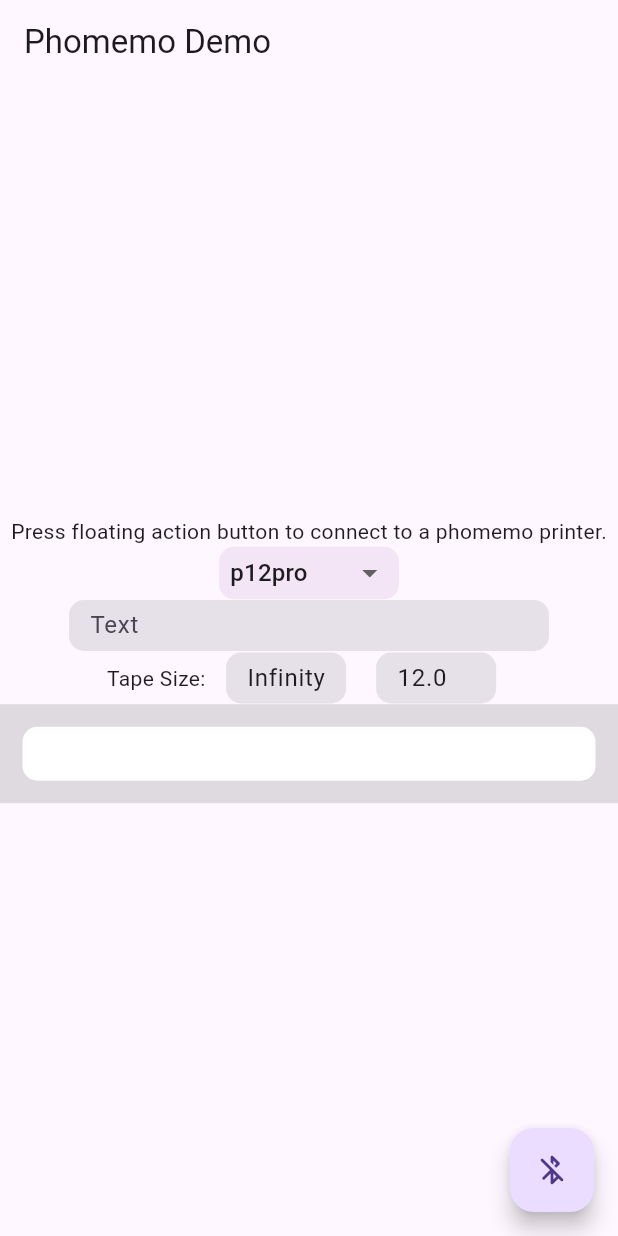
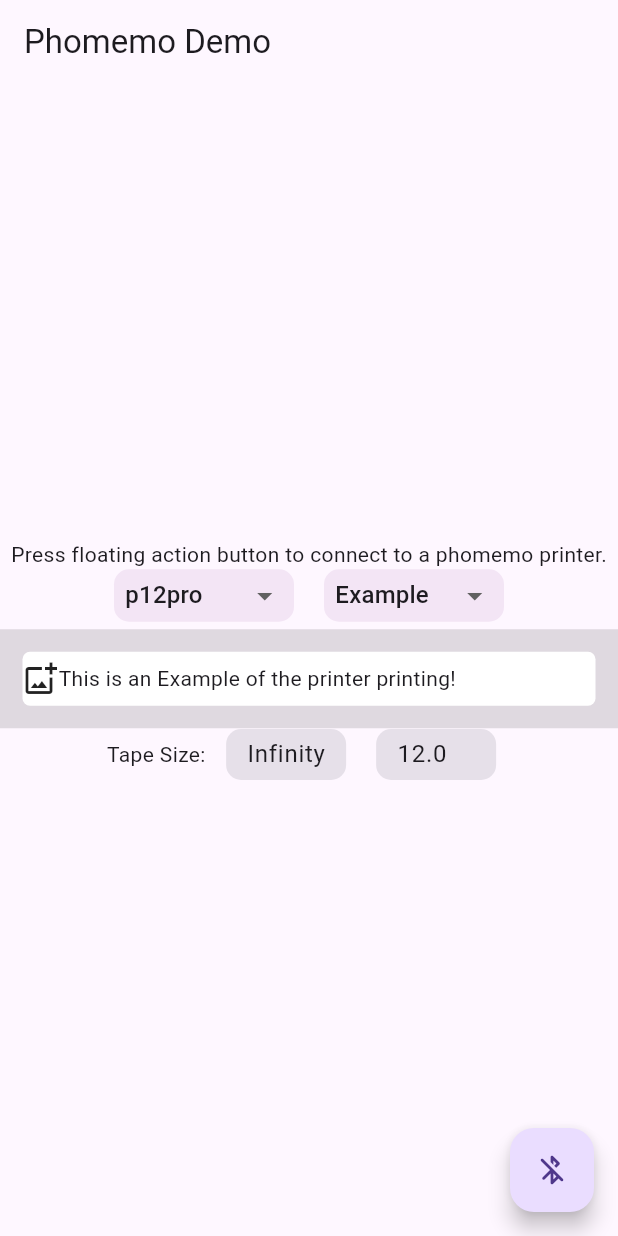
Before and after one commit to Knightro63/phomemo, a Flutter app: the screen it shows after launch, on a phone screen of 412 x 824 dp. Run offline on Flutter 3.47's test engine with Material 3 defaults, Android fonts, the phone set to English and light mode, and no system bars; our stand-ins replace flutter_blue_plus, permission_handler.

Commit message:
Updated printer and example files

```diff
--- a/example/lib/main.dart
+++ b/example/lib/main.dart
@@ -35,6 +35,7 @@ class MyHomePage extends StatefulWidget {
 }
 
 class _MyHomePageState extends State<MyHomePage> {
+  GlobalKey key = GlobalKey();
   late Bluetooth bluetooth;
   BluetoothOptions? bleOptions;
 
@@ -51,11 +52,13 @@ class _MyHomePageState extends State<MyHomePage> {
   PhomemoPrinter printer = PhomemoPrinter.p12pro;
   List<bool> fixedLabel = [false,true];
 
+  String showType = 'Example';
+
   @override
   void initState() {
     bluetooth = Bluetooth(
       onUpdate: _bleUpdate,
-      names: ['P12Pro','D35','D30']
+      names: ['P12Pro','D35','D30','Q--------------'] /// 'Q--------------' Place the name of the m220 here. This is displayed on the front of the printer.
     );
 
     for(final printer in PhomemoPrinter.values){
@@ -106,23 +109,28 @@ class _MyHomePageState extends State<MyHomePage> {
     if(printing) return;
     printing = true;
     Phomemo label = Phomemo(send: bluetooth.write);
-    PhomemoHelper helper = PhomemoHelper();
-    PhomemoPrinter printer = helper.getPrinterFromName(bluetooth.device!.platformName);
+    PhomemoPrinter printer = PhomemoHelper.getPrinterFromName(bluetooth.device!.platformName);
+    img.Image? letter;
+    if(showType == 'Custom'){
+      letter = await textToImage(name,size);
+    }
+    else{
+      letter = await PhomemoHelper.generateImageFromWidget(key);
+    }
 
-    img.Image? letter = await textToImage(name,size);
-
-    img.Image? qr = image != null?img.decodePng(image):null;
     await label.printLabel(
-      [qr,letter],
+      [letter],
       printer: printer,
       spacing: 5,
+      labelSize: labelSize,
+      rotate: printer != PhomemoPrinter.m220 // do not rotate the image if using the m220 or m110
     ).then((value){
       printing = false;
     });
   }
 
   Future<img.Image?> textToImage(String? text,Size size) async{
-    img.Image? letter = text != null?await PhomemoHelper().generateImage(
+    img.Image? letter = text != null?await PhomemoHelper.generateImageFromText(
       TextSpan(
         text: text,
         style: const TextStyle(
@@ -135,6 +143,76 @@ class _MyHomePageState extends State<MyHomePage> {
     ):null;
 
     return letter;
+  }
+
+  Widget getWidget(){
+    late Widget child;
+    switch (printer) {
+      case PhomemoPrinter.d35:
+      case PhomemoPrinter.d30:
+      case PhomemoPrinter.p12pro:
+        child =  Container(
+          width: (labelSize.width * 3),
+          height: (labelSize.height * 3),
+          decoration: BoxDecoration(
+            color: Colors.white,
+            borderRadius: BorderRadius.circular(5),
+          ),
+          alignment: Alignment.centerLeft,
+          child: Row(
+            children: [
+              const Icon(Icons.add_photo_alternate_outlined),
+              labelSize.width == double.infinity?const Text('This is an Example of the printer printing!'):labelSize.width > 35?const Text('Example!'):const Text('Ex!')
+            ],
+          ),
+        );
+        break;
+      default:
+        child = Container(
+          width: (labelSize.width * 3),
+          height: (labelSize.height * 3),
+          decoration: BoxDecoration(
+            color: Colors.white,
+            borderRadius: BorderRadius.circular(10),
+          ),
+          alignment: Alignment.centerLeft,
+          child: Container(
+            width: double.infinity,
+            margin: const EdgeInsets.all(10),
+            decoration: BoxDecoration(
+              color: Colors.white,
+              borderRadius: BorderRadius.circular(5),
+              border: Border.all(color: Colors.black,width: 2)
+            ),
+            child: const Column(
+              mainAxisAlignment: MainAxisAlignment.start,
+              crossAxisAlignment: CrossAxisAlignment.start,
+              children: [
+                Icon(Icons.add_photo_alternate_outlined),
+                SizedBox(
+                  height: 20,
+                ),
+                Text(
+                  'This is an Example of the printer printing!',
+                  textAlign: TextAlign.center,
+                )
+              ],
+            ),
+          ),
+        );
+    }
+
+    return Container(
+      width: (labelSize.width * 3)+30,
+      height: (labelSize.height * 3)+30,
+      margin: const EdgeInsets.only(top:5),
+      padding: const EdgeInsets.fromLTRB(15, 15, 15, 15),
+      color: Theme.of(context).focusColor,
+      child: RepaintBoundary(
+        key: key,
+        child: child,
+      )
+    );
   }
 
   @override
@@ -150,10 +228,14 @@ class _MyHomePageState extends State<MyHomePage> {
             Text(
               bluetooth.deviceConnected()?'Type below the text you wish to print.':'Press floating action button to connect to a phomemo printer.',
             ),
+            Row(
+              mainAxisAlignment: MainAxisAlignment.center,
+              children: [
                 Container(
                   width: 120,
                   height:35,
                   padding: const EdgeInsets.only(left: 7.5,right: 7.5),
+                  margin: const EdgeInsets.only(right: 20),
                   decoration: BoxDecoration(
                     color: Colors.purple[50],
                     borderRadius: const BorderRadius.all(Radius.circular(10)),
@@ -196,6 +278,45 @@ class _MyHomePageState extends State<MyHomePage> {
                   ),
                 ),
                 Container(
+                  width: 120,
+                  height:35,
+                  padding: const EdgeInsets.only(left: 7.5,right: 7.5),
+                  decoration: BoxDecoration(
+                    color: Colors.purple[50],
+                    borderRadius: const BorderRadius.all(Radius.circular(10)),
+                  ),
+                  child: DropdownButtonHideUnderline(
+                    child: DropdownButton <String>(
+                      isExpanded: true,
+                      items: const [
+                        DropdownMenuItem(
+                          value: 'Example',
+                          child: Text(
+                            'Example',
+                            overflow: TextOverflow.ellipsis,
+                          )
+                        ),
+                        DropdownMenuItem(
+                          value: 'Custom',
+                          child: Text(
+                            'Custom',
+                            overflow: TextOverflow.ellipsis,
+                          )
+                        )
+                      ],
+                      value: showType,
+                      isDense: true,
+                      onChanged: (d){
+                        setState(() {
+                          showType = d!;
+                        });
+                      },
+                    ),
+                  ),
+                ),
+              ],
+            ),
+            showType == 'Custom'?Container(
               margin: const EdgeInsets.fromLTRB(10, 0, 10, 0),
               width: 320,
               height: 35,
@@ -230,7 +351,7 @@ class _MyHomePageState extends State<MyHomePage> {
                   hintText: 'Text'
                 ),
               )
-            ),
+            ):getWidget(),
             Row(
               mainAxisAlignment: MainAxisAlignment.center,
               children: [
@@ -313,7 +434,7 @@ class _MyHomePageState extends State<MyHomePage> {
                 ),
               ],
             ),
-            Container(
+            if(showType == 'Custom')Container(
               width: (labelSize.width * 3)+30,
               height: (labelSize.height * 3)+30,
               padding: const EdgeInsets.fromLTRB(15, 15, 15, 15),
--- a/pubspec.yaml
+++ b/pubspec.yaml
@@ -1,6 +1,6 @@
 name: phomemo
 description: A Flutter plugin to create information to send to phomemo printers.
-version: 0.0.1
+version: 0.0.2
 homepage: https://github.com/Knightro63/phomemo
 
 environment:
```
Also changed, not shown: lib/phomemo.dart (+40 -21 lines), 1 other file. Lines whose indentation alone changed are shown as unchanged.
